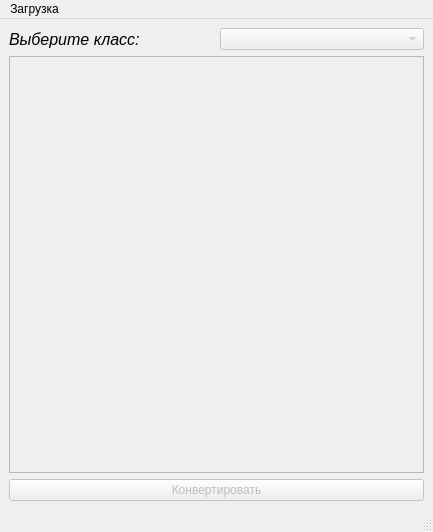
Above: src/design.ui from georgy-komarov/chngf-to-nsxml-converter before the change. Below: the same form after it.
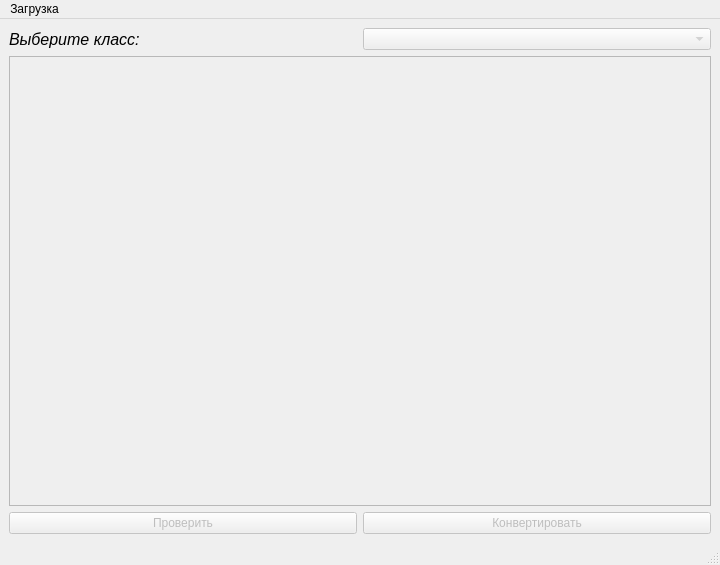
That is the form after the change.

Commit message: Update Working loaders Working subjects GUI

Patch:
```diff
--- a/src/design.ui
+++ b/src/design.ui
@@ -6,8 +6,8 @@
    <rect>
     <x>0</x>
     <y>0</y>
-    <width>433</width>
-    <height>532</height>
+    <width>720</width>
+    <height>565</height>
    </rect>
   </property>
   <property name="windowTitle">
@@ -49,15 +49,28 @@
         <rect>
          <x>0</x>
          <y>0</y>
-         <width>417</width>
-         <height>379</height>
+         <width>704</width>
+         <height>410</height>
         </rect>
        </property>
+       <layout class="QVBoxLayout" name="scrollbarLayout"/>
       </widget>
      </widget>
     </item>
     <item>
-     <widget class="QPushButton" name="pushButton">
+     <layout class="QHBoxLayout" name="horizontalLayout_bottom">
+      <item>
+       <widget class="QPushButton" name="checkButton">
+        <property name="enabled">
+         <bool>false</bool>
+        </property>
+        <property name="text">
+         <string>Проверить</string>
+        </property>
+       </widget>
+      </item>
+      <item>
+       <widget class="QPushButton" name="convertButton">
       <property name="enabled">
        <bool>false</bool>
       </property>
@@ -67,13 +80,15 @@
      </widget>
     </item>
    </layout>
+    </item>
+   </layout>
   </widget>
   <widget class="QMenuBar" name="menuBar">
    <property name="geometry">
     <rect>
      <x>0</x>
      <y>0</y>
-     <width>433</width>
+     <width>720</width>
      <height>31</height>
     </rect>
    </property>
```
Left out of the diff: 2 changed lines with no effect on the pictures. Lines whose indentation alone changed are shown as unchanged. The commit also changes 4 other files.
